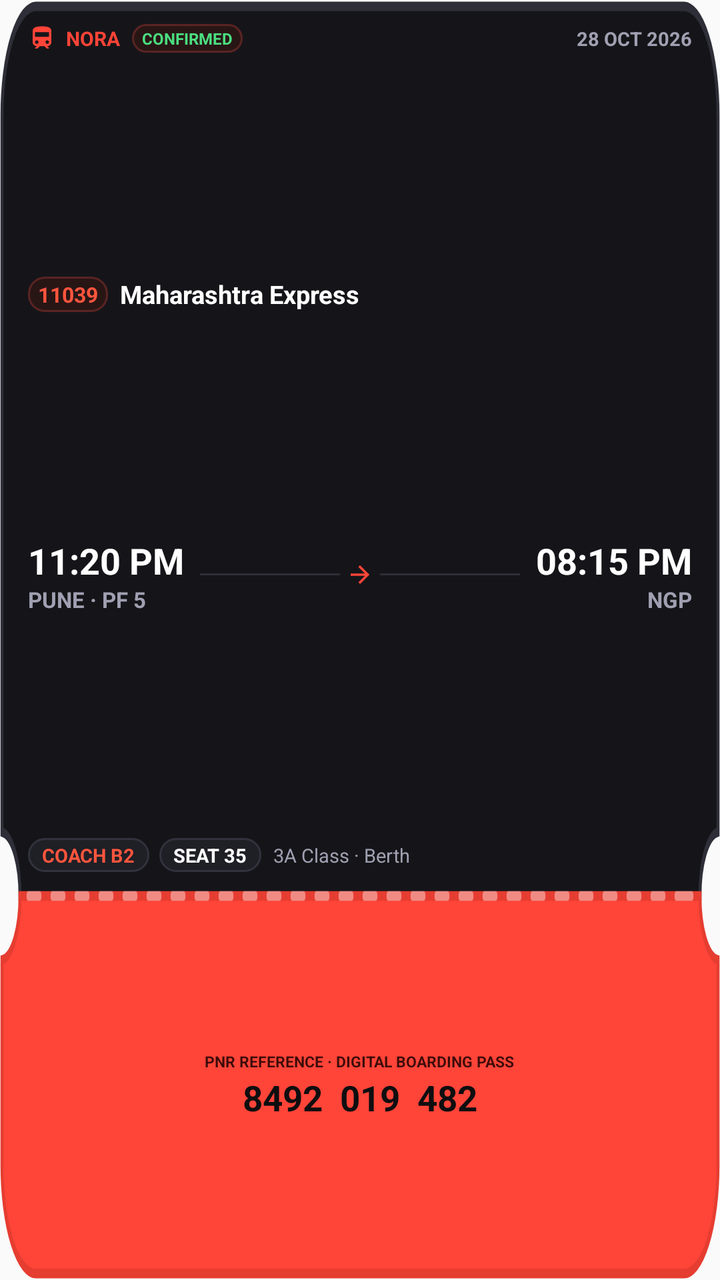
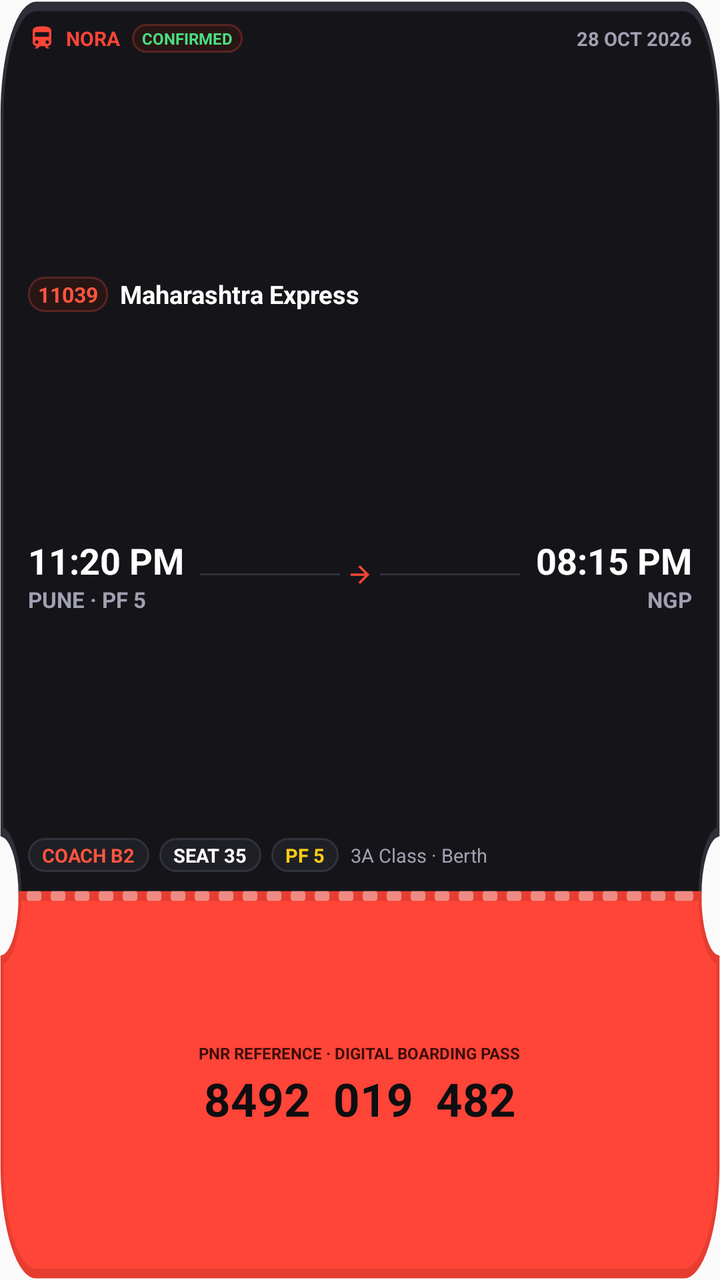

The first picture is an Android layout as it rendered before a commit; the second is the same layout after the commit. The layout source and the unified diff follow.
<!-- AndroidManifest.xml: application theme AppTheme -->
<!-- res/layout/widget_active_ticket.xml -->
<?xml version="1.0" encoding="utf-8"?>
<RelativeLayout xmlns:android="http://schemas.android.com/apk/res/android"
    android:id="@+id/widget_root"
    android:layout_width="match_parent"
    android:layout_height="match_parent"
    android:background="@android:color/transparent">

    
    <LinearLayout
        android:id="@+id/layout_active_ticket"
        android:layout_width="match_parent"
        android:layout_height="match_parent"
        android:background="@drawable/widget_ticket_bg"
        android:orientation="vertical"
        android:weightSum="100"
        android:visibility="visible">

        
        <LinearLayout
            android:id="@+id/layout_active_ticket_body"
            android:layout_width="match_parent"
            android:layout_height="0dp"
            android:layout_weight="70"
            android:orientation="vertical"
            android:paddingStart="14dp"
            android:paddingEnd="14dp"
            android:paddingTop="12dp"
            android:paddingBottom="12dp">

            
            <LinearLayout
                android:layout_width="match_parent"
                android:layout_height="wrap_content"
                android:orientation="horizontal"
                android:gravity="center_vertical">

                <ImageView
                    android:id="@+id/widget_train_icon"
                    android:layout_width="14dp"
                    android:layout_height="14dp"
                    android:src="@drawable/ic_notification_train"
                    android:tint="#FF4438"
                    android:layout_marginEnd="5dp" />

                <TextView
                    android:layout_width="wrap_content"
                    android:layout_height="wrap_content"
                    android:text="NORA"
                    android:textSize="10sp"
                    android:textStyle="bold"
                    android:textColor="#FF4438" />

                <FrameLayout
                    android:layout_width="6dp"
                    android:layout_height="1dp" />

                <TextView
                    android:id="@+id/text_widget_status"
                    android:layout_width="wrap_content"
                    android:layout_height="wrap_content"
                    android:text="CONFIRMED"
                    android:textSize="8sp"
                    android:textStyle="bold"
                    android:textColor="#4ADE80"
                    android:background="@drawable/widget_badge_bg"
                    android:paddingLeft="5dp"
                    android:paddingRight="5dp"
                    android:paddingTop="1.5dp"
                    android:paddingBottom="1.5dp" />

                <FrameLayout
                    android:layout_width="0dp"
                    android:layout_height="1dp"
                    android:layout_weight="1" />

                <TextView
                    android:id="@+id/text_journey_date"
                    android:layout_width="wrap_content"
                    android:layout_height="wrap_content"
                    android:text="28 OCT 2026"
                    android:textSize="9.5sp"
                    android:textStyle="bold"
                    android:textColor="#A0A0B2" />
            </LinearLayout>

            <FrameLayout
                android:layout_width="match_parent"
                android:layout_height="0dp"
                android:layout_weight="1" />

            
            <LinearLayout
                android:layout_width="match_parent"
                android:layout_height="wrap_content"
                android:orientation="horizontal"
                android:gravity="center_vertical">

                <LinearLayout
                    android:layout_width="wrap_content"
                    android:layout_height="wrap_content"
                    android:background="@drawable/widget_badge_bg"
                    android:paddingStart="5dp"
                    android:paddingEnd="5dp"
                    android:paddingTop="1.5dp"
                    android:paddingBottom="1.5dp"
                    android:layout_marginEnd="6dp">

                    <TextView
                        android:id="@+id/text_train_number"
                        android:layout_width="wrap_content"
                        android:layout_height="wrap_content"
                        android:text="11039"
                        android:textSize="10.5sp"
                        android:textStyle="bold"
                        android:textColor="#FF553E" />
                </LinearLayout>

                <TextView
                    android:id="@+id/text_train_name"
                    android:layout_width="0dp"
                    android:layout_height="wrap_content"
                    android:layout_weight="1"
                    android:text="Maharashtra Express"
                    android:textSize="12.5sp"
                    android:textStyle="bold"
                    android:textColor="#FFFFFF"
                    android:singleLine="true"
                    android:ellipsize="end" />
            </LinearLayout>

            <FrameLayout
                android:layout_width="match_parent"
                android:layout_height="0dp"
                android:layout_weight="1" />

            
            <LinearLayout
                android:layout_width="match_parent"
                android:layout_height="wrap_content"
                android:orientation="horizontal"
                android:gravity="center_vertical">

                
                <LinearLayout
                    android:layout_width="wrap_content"
                    android:layout_height="wrap_content"
                    android:orientation="vertical">

                    <TextView
                        android:id="@+id/text_departure_time"
                        android:layout_width="wrap_content"
                        android:layout_height="wrap_content"
                        android:text="11:20 PM"
                        android:textSize="18sp"
                        android:textStyle="bold"
                        android:textColor="#FFFFFF" />

                    <TextView
                        android:id="@+id/text_from_station"
                        android:layout_width="wrap_content"
                        android:layout_height="wrap_content"
                        android:text="PUNE · PF 5"
                        android:textSize="11sp"
                        android:textStyle="bold"
                        android:textColor="#A0A0B2" />
                </LinearLayout>

                
                <LinearLayout
                    android:layout_width="0dp"
                    android:layout_height="wrap_content"
                    android:layout_weight="1"
                    android:gravity="center"
                    android:orientation="horizontal"
                    android:paddingStart="8dp"
                    android:paddingEnd="8dp">

                    <FrameLayout
                        android:layout_width="0dp"
                        android:layout_height="1dp"
                        android:layout_weight="1"
                        android:background="#2E2E38" />

                    <ImageView
                        android:layout_width="14dp"
                        android:layout_height="14dp"
                        android:src="@drawable/ic_arrow_right"
                        android:tint="#FF4438"
                        android:layout_marginStart="3dp"
                        android:layout_marginEnd="3dp" />

                    <FrameLayout
                        android:layout_width="0dp"
                        android:layout_height="1dp"
                        android:layout_weight="1"
                        android:background="#2E2E38" />
                </LinearLayout>

                
                <LinearLayout
                    android:layout_width="wrap_content"
                    android:layout_height="wrap_content"
                    android:gravity="end"
                    android:orientation="vertical">

                    <TextView
                        android:id="@+id/text_arrival_time"
                        android:layout_width="wrap_content"
                        android:layout_height="wrap_content"
                        android:gravity="end"
                        android:text="08:15 PM"
                        android:textSize="18sp"
                        android:textStyle="bold"
                        android:textColor="#FFFFFF" />

                    <TextView
                        android:id="@+id/text_to_station"
                        android:layout_width="wrap_content"
                        android:layout_height="wrap_content"
                        android:gravity="end"
                        android:text="NGP"
                        android:textSize="11sp"
                        android:textStyle="bold"
                        android:textColor="#A0A0B2" />
                </LinearLayout>
            </LinearLayout>

            <FrameLayout
                android:layout_width="match_parent"
                android:layout_height="0dp"
                android:layout_weight="1" />

            
            <LinearLayout
                android:layout_width="match_parent"
                android:layout_height="wrap_content"
                android:orientation="horizontal"
                android:gravity="center_vertical">

                
                <LinearLayout
                    android:layout_width="wrap_content"
                    android:layout_height="wrap_content"
                    android:background="@drawable/widget_subtle_pill"
                    android:paddingStart="7dp"
                    android:paddingEnd="7dp"
                    android:paddingTop="2dp"
                    android:paddingBottom="2dp"
                    android:layout_marginEnd="5dp">

                    <TextView
                        android:id="@+id/text_coach"
                        android:layout_width="wrap_content"
                        android:layout_height="wrap_content"
                        android:text="COACH B2"
                        android:textSize="9.5sp"
                        android:textStyle="bold"
                        android:textColor="#FF553E" />
                </LinearLayout>

                
                <LinearLayout
                    android:layout_width="wrap_content"
                    android:layout_height="wrap_content"
                    android:background="@drawable/widget_subtle_pill"
                    android:paddingStart="7dp"
                    android:paddingEnd="7dp"
                    android:paddingTop="2dp"
                    android:paddingBottom="2dp"
                    android:layout_marginEnd="6dp">

                    <TextView
                        android:id="@+id/text_seat"
                        android:layout_width="wrap_content"
                        android:layout_height="wrap_content"
                        android:text="SEAT 35"
                        android:textSize="9.5sp"
                        android:textStyle="bold"
                        android:textColor="#FFFFFF" />
                </LinearLayout>

                <TextView
                    android:id="@+id/text_class_type"
                    android:layout_width="0dp"
                    android:layout_height="wrap_content"
                    android:layout_weight="1"
                    android:text="3A Class · Berth"
                    android:textSize="9.5sp"
                    android:textColor="#A0A0B2"
                    android:singleLine="true"
                    android:ellipsize="end" />
            </LinearLayout>
        </LinearLayout>

        
        <LinearLayout
            android:id="@+id/layout_ticket_stub"
            android:layout_width="match_parent"
            android:layout_height="0dp"
            android:layout_weight="30"
            android:orientation="vertical"
            android:gravity="center"
            android:paddingStart="14dp"
            android:paddingEnd="14dp"
            android:paddingTop="2dp"
            android:paddingBottom="4dp">

            <TextView
                android:id="@+id/text_widget_pnr_label"
                android:layout_width="wrap_content"
                android:layout_height="wrap_content"
                android:text="PNR REFERENCE · DIGITAL BOARDING PASS"
                android:textSize="7.5sp"
                android:textStyle="bold"
                android:textColor="#3D0C09"
                android:gravity="center" />

            <TextView
                android:id="@+id/text_widget_pnr"
                android:layout_width="wrap_content"
                android:layout_height="wrap_content"
                android:text="8492  019  482"
                android:textSize="17.5sp"
                android:textStyle="bold"
                android:textColor="#0E0E10"
                android:gravity="center"
                android:layout_marginTop="1dp" />
        </LinearLayout>
    </LinearLayout>

    
    <LinearLayout
        android:id="@+id/layout_no_ticket"
        android:layout_width="match_parent"
        android:layout_height="match_parent"
        android:background="@drawable/widget_ticket_empty_bg"
        android:orientation="vertical"
        android:weightSum="100"
        android:visibility="gone">

        
        <LinearLayout
            android:layout_width="match_parent"
            android:layout_height="0dp"
            android:layout_weight="70"
            android:orientation="vertical"
            android:paddingStart="14dp"
            android:paddingEnd="14dp"
            android:paddingTop="12dp"
            android:paddingBottom="12dp">

            
            <LinearLayout
                android:layout_width="match_parent"
                android:layout_height="wrap_content"
                android:orientation="horizontal"
                android:gravity="center_vertical">

                <ImageView
                    android:layout_width="14dp"
                    android:layout_height="14dp"
                    android:src="@drawable/ic_notification_train"
                    android:tint="#FF4438"
                    android:layout_marginEnd="5dp" />

                <TextView
                    android:layout_width="wrap_content"
                    android:layout_height="wrap_content"
                    android:text="NORA"
                    android:textSize="10sp"
                    android:textStyle="bold"
                    android:textColor="#FF4438" />

                <FrameLayout
                    android:layout_width="0dp"
                    android:layout_height="1dp"
                    android:layout_weight="1" />

                <TextView
                    android:layout_width="wrap_content"
                    android:layout_height="wrap_content"
                    android:text="WALLET"
                    android:textSize="9.5sp"
                    android:textStyle="bold"
                    android:textColor="#8E8E98" />
            </LinearLayout>

            
            <LinearLayout
                android:layout_width="match_parent"
                android:layout_height="0dp"
                android:layout_weight="1"
                android:gravity="center"
                android:orientation="vertical"
                android:padding="4dp">

                <ImageView
                    android:id="@+id/image_no_ticket"
                    android:layout_width="32dp"
                    android:layout_height="32dp"
                    android:src="@drawable/ic_ticket_empty"
                    android:tint="#777785"
                    android:layout_marginBottom="3dp" />

                <TextView
                    android:id="@+id/text_no_ticket_title"
                    android:layout_width="wrap_content"
                    android:layout_height="wrap_content"
                    android:text="No Active Train Ticket"
                    android:textSize="13.5sp"
                    android:textStyle="bold"
                    android:textColor="#FFFFFF"
                    android:gravity="center" />

                <TextView
                    android:id="@+id/text_no_ticket_subtitle"
                    android:layout_width="wrap_content"
                    android:layout_height="wrap_content"
                    android:layout_marginTop="2dp"
                    android:text="Bookings from IRCTC &amp; redRail appear here automatically"
                    android:textSize="9.5sp"
                    android:textColor="#8E8E98"
                    android:gravity="center"
                    android:maxLines="2" />
            </LinearLayout>
        </LinearLayout>

        
        <LinearLayout
            android:layout_width="match_parent"
            android:layout_height="0dp"
            android:layout_weight="30"
            android:orientation="horizontal"
            android:gravity="center_vertical"
            android:paddingStart="14dp"
            android:paddingEnd="14dp"
            android:paddingTop="2dp"
            android:paddingBottom="4dp">

            <TextView
                android:layout_width="0dp"
                android:layout_height="wrap_content"
                android:layout_weight="1"
                android:text="+ TAP TO OPEN WALLET"
                android:textSize="10sp"
                android:textStyle="bold"
                android:textColor="#FF553E" />

            <ImageView
                android:layout_width="70dp"
                android:layout_height="14dp"
                android:src="@drawable/ic_barcode_sample"
                android:tint="#5E5E6E" />
        </LinearLayout>
    </LinearLayout>

</RelativeLayout>
<!-- resources referenced by this layout -->
<resources>
  <!-- drawable ic_arrow_right (drawable) -->
  <vector xmlns:android="http://schemas.android.com/apk/res/android"
      android:width="20dp"
      android:height="20dp"
      android:viewportWidth="24"
      android:viewportHeight="24">
    <path
        android:fillColor="#FFFF4438"
        android:pathData="M12,4l-1.41,1.41L16.17,11H4v2h12.17l-5.58,5.59L12,20l8,-8z"/>
  </vector>
  <!-- drawable ic_barcode_sample (drawable) -->
  <vector xmlns:android="http://schemas.android.com/apk/res/android"
      android:width="90dp"
      android:height="20dp"
      android:viewportWidth="90"
      android:viewportHeight="20">
  
    <path
        android:fillColor="#15151A"
        android:pathData="M2,1h2v18h-2z M6,1h1v18h-1z M9,1h3v18h-3z M14,1h1v18h-1z M17,1h2v18h-2z M21,1h4v18h-4z M27,1h1v18h-1z M30,1h2v18h-2z M34,1h3v18h-3z M39,1h1v18h-1z M42,1h2v18h-2z M46,1h3v18h-3z M51,1h1v18h-1z M54,1h2v18h-2z M58,1h4v18h-4z M64,1h1v18h-1z M67,1h2v18h-2z M71,1h3v18h-3z M76,1h1v18h-1z M79,1h3v18h-3z M84,1h1v18h-1z M87,1h2v18h-2z"/>
  
  </vector>
  <!-- drawable ic_notification_train (drawable) -->
  <vector xmlns:android="http://schemas.android.com/apk/res/android"
      android:width="24dp"
      android:height="24dp"
      android:viewportWidth="24"
      android:viewportHeight="24">
    <path
        android:fillColor="#FFFFFFFF"
        android:pathData="M12,2c-4,0 -8,0.5 -8,4v9.5C4,17.43 5.57,19 7.5,19L6,20.5v0.5h2.23l2,-2H14l2,2h2v-0.5L16.5,19c1.93,0 3.5,-1.57 3.5,-3.5V6C20,2.5 16,2 12,2zM7.5,17c-0.83,0 -1.5,-0.67 -1.5,-1.5S6.67,14 7.5,14s1.5,0.67 1.5,1.5S8.33,17 7.5,17zM16.5,17c-0.83,0 -1.5,-0.67 -1.5,-1.5s0.67,-1.5 1.5,-1.5s1.5,0.67 1.5,1.5S17.33,17 16.5,17zM18,11H6V7h12V11z"/>
  </vector>
  <!-- drawable ic_ticket_empty (drawable) -->
  <vector xmlns:android="http://schemas.android.com/apk/res/android"
      android:width="36dp"
      android:height="36dp"
      android:viewportWidth="24"
      android:viewportHeight="24">
    <path
        android:fillColor="#FF777782"
        android:pathData="M20,6H4c-1.1,0 -2,0.9 -2,2v2.5c1.1,0 2,0.9 2,2s-0.9,2 -2,2V17c0,1.1 0.9,2 2,2h16c1.1,0 2,-0.9 2,-2v-2.5c-1.1,0 -2,-0.9 -2,-2s0.9,-2 2,-2V8c0,-1.1 -0.9,-2 -2,-2zM20,10.22c-1.78,0.72 -3,2.46 -3,4.28s1.22,3.56 3,4.28V17H4v-0.22c1.78,-0.72 3,-2.46 3,-4.28s-1.22,-3.56 -3,-4.28V8h16v2.22zM9,9h2v2H9zM9,13h2v2H9z"/>
  </vector>
  <!-- drawable widget_badge_bg (drawable) -->
  <?xml version="1.0" encoding="utf-8"?>
  <shape xmlns:android="http://schemas.android.com/apk/res/android"
      android:shape="rectangle">
      <solid android:color="#281615" />
      <corners android:radius="8dp" />
      <stroke
          android:width="1dp"
          android:color="#5A2422" />
  </shape>
  <!-- drawable widget_subtle_pill (drawable) -->
  <?xml version="1.0" encoding="utf-8"?>
  <shape xmlns:android="http://schemas.android.com/apk/res/android"
      android:shape="rectangle">
      <solid android:color="#1F1F26" />
      <corners android:radius="8dp" />
      <stroke
          android:width="1dp"
          android:color="#32323D" />
  </shape>
  <style name="AppTheme" parent="Theme.AppCompat.DayNight.NoActionBar">
          
          <item name="android:editTextBackground">@drawable/rn_edit_text_material</item>
      </style>
  <!-- drawable rn_edit_text_material (drawable) -->
  <?xml version="1.0" encoding="utf-8"?>
  <inset xmlns:android="http://schemas.android.com/apk/res/android"
         android:insetLeft="@dimen/abc_edit_text_inset_horizontal_material"
         android:insetRight="@dimen/abc_edit_text_inset_horizontal_material"
         android:insetTop="@dimen/abc_edit_text_inset_top_material"
         android:insetBottom="@dimen/abc_edit_text_inset_bottom_material"
         >
  
      <selector>
          
          <item android:state_enabled="false" android:drawable="@drawable/abc_textfield_default_mtrl_alpha"/>
          <item android:drawable="@drawable/abc_textfield_activated_mtrl_alpha"/>
      </selector>
  
  </inset>
  <!-- unchanged entries left out for length: 2 -->
</resources>

<!-- the commit's change to res/layout/widget_active_ticket.xml (unified diff, before → after) -->
@@ -267,7 +267,7 @@
                     android:paddingEnd="7dp"
                     android:paddingTop="2dp"
                     android:paddingBottom="2dp"
-                    android:layout_marginEnd="6dp">
+                    android:layout_marginEnd="5dp">
 
                     <TextView
                         android:id="@+id/text_seat"
@@ -277,6 +277,29 @@
                         android:textSize="9.5sp"
                         android:textStyle="bold"
                         android:textColor="#FFFFFF" />
+                </LinearLayout>
+
+                
+                <LinearLayout
+                    android:id="@+id/badge_platform"
+                    android:layout_width="wrap_content"
+                    android:layout_height="wrap_content"
+                    android:background="@drawable/widget_subtle_pill"
+                    android:paddingStart="7dp"
+                    android:paddingEnd="7dp"
+                    android:paddingTop="2dp"
+                    android:paddingBottom="2dp"
+                    android:layout_marginEnd="6dp"
+                    android:visibility="visible">
+
+                    <TextView
+                        android:id="@+id/text_platform_badge"
+                        android:layout_width="wrap_content"
+                        android:layout_height="wrap_content"
+                        android:text="PF 5"
+                        android:textSize="9.5sp"
+                        android:textStyle="bold"
+                        android:textColor="#FACC15" />
                 </LinearLayout>
 
                 <TextView
@@ -310,7 +333,7 @@
                 android:layout_width="wrap_content"
                 android:layout_height="wrap_content"
                 android:text="PNR REFERENCE · DIGITAL BOARDING PASS"
-                android:textSize="7.5sp"
+                android:textSize="8sp"
                 android:textStyle="bold"
                 android:textColor="#3D0C09"
                 android:gravity="center" />
@@ -320,11 +343,11 @@
                 android:layout_width="wrap_content"
                 android:layout_height="wrap_content"
                 android:text="8492  019  482"
-                android:textSize="17.5sp"
+                android:textSize="23sp"
                 android:textStyle="bold"
                 android:textColor="#0E0E10"
                 android:gravity="center"
-                android:layout_marginTop="1dp" />
+                android:layout_marginTop="2dp" />
         </LinearLayout>
     </LinearLayout>
 
